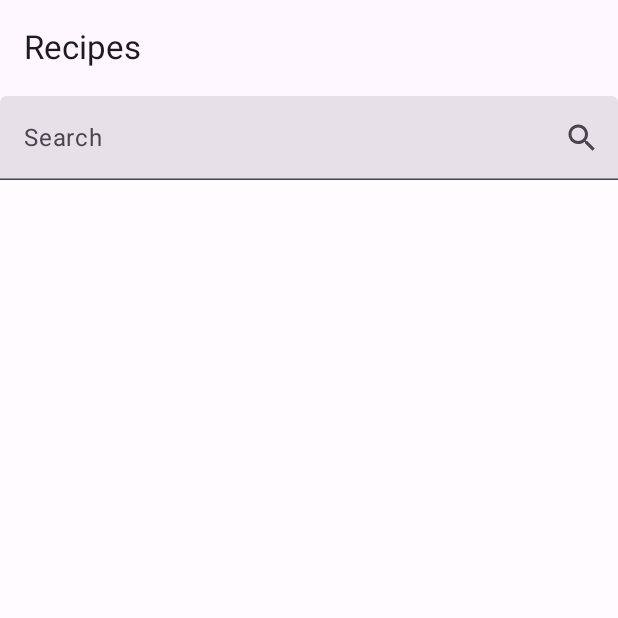
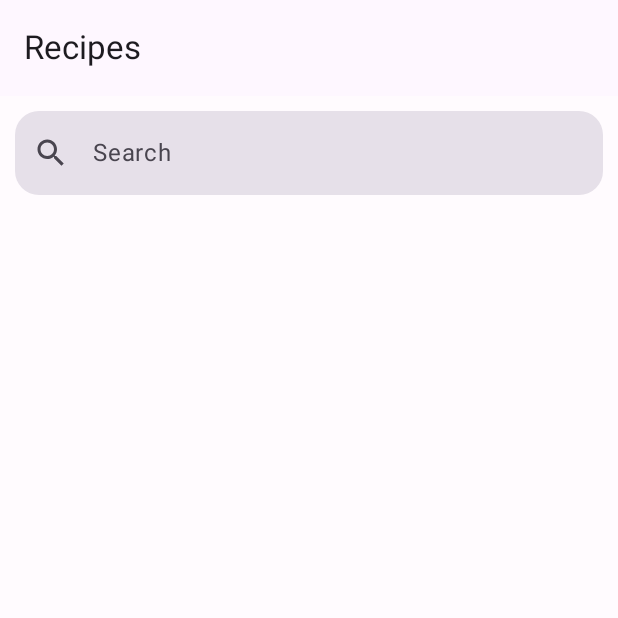
Before and after one commit to Mark-McCleane/SiriusTakeHomeProject, an Android app built with Jetpack Compose: the screen it shows after launch (RecipesActivity), on a phone screen of 412 x 824 dp, the top half of it. Run offline under Robolectric (Android 15) with nearby library versions, the phone set to English and light mode, and no system bars; our stand-ins replace Dagger/Hilt's generated code.

Commit message:
redesigned SearchScreen to match the design specs

```diff
--- a/app-compose/src/main/kotlin/com/recipes/app_compose/ui/page/search/SearchScreen.kt
+++ b/app-compose/src/main/kotlin/com/recipes/app_compose/ui/page/search/SearchScreen.kt
@@ -8,17 +8,21 @@ import androidx.compose.foundation.layout.padding
 import androidx.compose.foundation.lazy.LazyColumn
 import androidx.compose.foundation.lazy.items
 import androidx.compose.material.icons.Icons
+import androidx.compose.material.icons.filled.Clear
 import androidx.compose.material.icons.filled.Search
 import androidx.compose.material3.CircularProgressIndicator
 import androidx.compose.material3.ExperimentalMaterial3Api
+import androidx.compose.material3.HorizontalDivider
 import androidx.compose.material3.Icon
 import androidx.compose.material3.IconButton
+import androidx.compose.material3.MaterialTheme
 import androidx.compose.material3.Scaffold
 import androidx.compose.material3.SnackbarDuration
 import androidx.compose.material3.SnackbarHost
 import androidx.compose.material3.SnackbarHostState
 import androidx.compose.material3.Text
 import androidx.compose.material3.TextField
+import androidx.compose.material3.TextFieldDefaults
 import androidx.compose.material3.TopAppBar
 import androidx.compose.runtime.Composable
 import androidx.compose.runtime.LaunchedEffect
@@ -27,6 +31,8 @@ import androidx.compose.runtime.getValue
 import androidx.compose.runtime.remember
 import androidx.compose.ui.Alignment
 import androidx.compose.ui.Modifier
+import androidx.compose.ui.graphics.Color
+import androidx.compose.ui.platform.LocalSoftwareKeyboardController
 import androidx.compose.ui.text.style.TextAlign
 import androidx.compose.ui.unit.dp
 import androidx.compose.ui.unit.sp
@@ -48,6 +54,7 @@ fun SearchScreen(
     val recipeList by viewModel.searchResults.collectAsState()
     val error by viewModel.errorFlow.collectAsState()
     val snackbarHostState = remember { SnackbarHostState() }
+    val keyboardController = LocalSoftwareKeyboardController.current
 
     LaunchedEffect(key1 = error) {
         if (!error.isNullOrBlank()) {
@@ -57,6 +64,7 @@ fun SearchScreen(
                 duration = SnackbarDuration.Indefinite
             )
         }
+        viewModel.removeError()
     }
 
     Scaffold(
@@ -75,14 +83,35 @@ fun SearchScreen(
             TextField(
                 value = searchText,
                 onValueChange = viewModel::onSearchTextChange,
-                modifier = Modifier.fillMaxWidth(),
+                modifier = Modifier
+                    .fillMaxWidth()
+                    .padding(10.dp),
                 placeholder = { Text(text = "Search") },
-                trailingIcon = {
+                shape = MaterialTheme.shapes.large,
+                colors = TextFieldDefaults.colors(
+                    focusedIndicatorColor = Color.Transparent,
+                    unfocusedIndicatorColor = Color.Transparent,
+                    disabledIndicatorColor = Color.Transparent
+                ),
+                leadingIcon = {
                     IconButton(onClick = {}) {
                         Icon(
                             imageVector = Icons.Default.Search,
                             contentDescription = "Search"
                         )
+                    }
+                },
+                trailingIcon = {
+                    IconButton(onClick = {
+                        viewModel.emptySearchText()
+                        keyboardController?.hide()
+                    }) {
+                        if (searchText.isNotEmpty()) {
+                            Icon(
+                                imageVector = Icons.Default.Clear,
+                                contentDescription = "Clear"
+                            )
+                        }
                     }
                 }
             )
@@ -109,7 +138,7 @@ fun SearchScreen(
                     LazyColumn(
                         modifier = Modifier
                             .fillMaxWidth()
-                            .padding(horizontal = 2.dp)
+                            .padding(horizontal = 10.dp)
                     ) {
                         items(recipeList) {
                             SearchResultItem(
@@ -121,8 +150,10 @@ fun SearchScreen(
                                 ),
                                 onClick = { onNavigateToDetails(it.recipeId) },
                             )
+                            HorizontalDivider()
                         }
                     }
+                    keyboardController?.hide()
                 }
             }
         }
--- a/app-compose/src/main/kotlin/com/recipes/app_compose/ui/page/search/SearchViewModel.kt
+++ b/app-compose/src/main/kotlin/com/recipes/app_compose/ui/page/search/SearchViewModel.kt
@@ -81,4 +81,12 @@ class SearchViewModel @Inject constructor(
                 }
         }
     }
+
+    fun emptySearchText() {
+        _searchQuery.update { "" }
     }
+
+    fun removeError() {
+        _errorFlow.update { null }
+    }
+}
```
Lines whose indentation alone changed are shown as unchanged.
